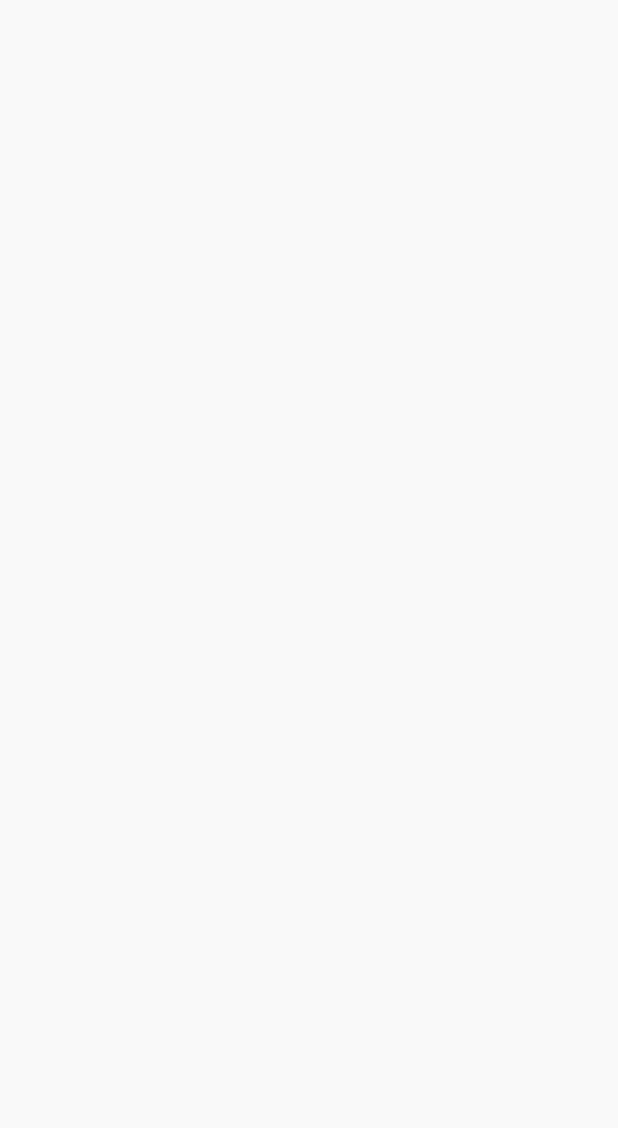
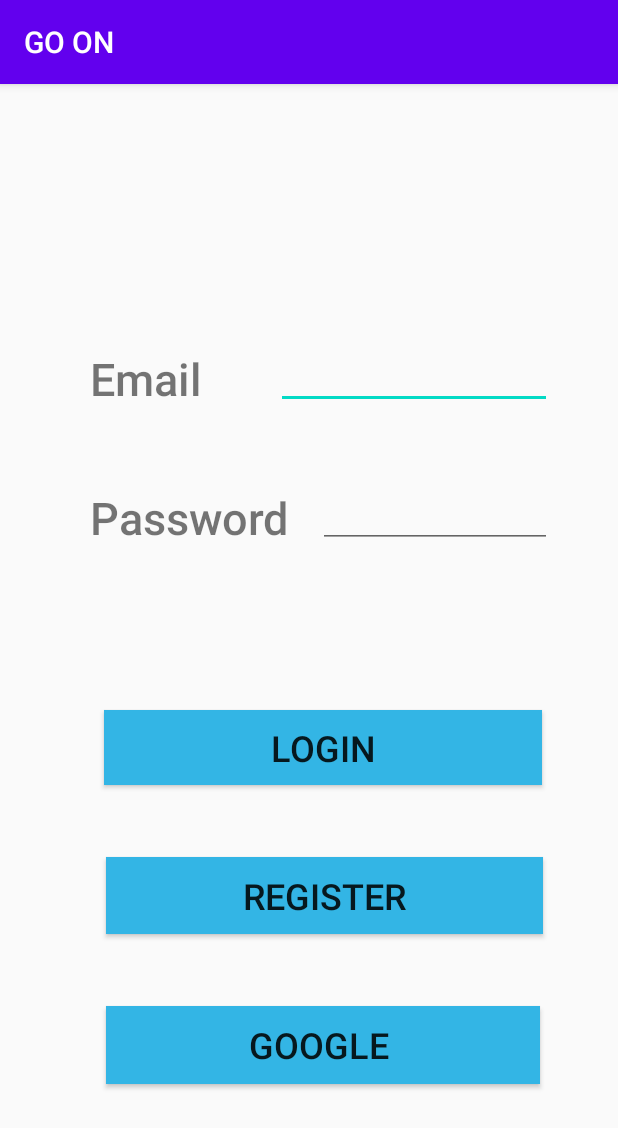
Before and after one commit to AhmedNasrHarg/Trip-Remainder-Project, an Android app: the Login screen opened directly, with no data from a screen before it, on a phone screen of 412 x 824 dp. Before the commit the part shown is empty. Shown: the top 1128 px of the screen. Run offline under Robolectric (Android 15) with nearby library versions, the phone set to English and light mode, and no system bars; our stand-ins replace Firebase (no records; nobody signed in at launch, a user with empty details on screens opened directly).

Commit message:
add login

```diff
--- a/TripRemainderProject/app/build.gradle
+++ b/TripRemainderProject/app/build.gradle
@@ -1,4 +1,5 @@
 apply plugin: 'com.android.application'
+apply plugin: 'com.google.gms.google-services'
 
 android {
     compileSdkVersion 29
@@ -33,6 +34,8 @@ dependencies {
     implementation 'androidx.constraintlayout:constraintlayout:1.1.3'
     implementation 'androidx.legacy:legacy-support-v4:1.0.0'
     implementation 'com.google.android.material:material:1.0.0'
+    implementation 'com.google.firebase:firebase-auth:19.3.0'
+    implementation 'com.google.android.gms:play-services-auth:17.0.0'
     implementation 'androidx.navigation:navigation-fragment:2.2.1'
     implementation 'androidx.navigation:navigation-ui:2.2.1'
     implementation 'androidx.lifecycle:lifecycle-extensions:2.2.0'
--- a/TripRemainderProject/app/src/main/AndroidManifest.xml
+++ b/TripRemainderProject/app/src/main/AndroidManifest.xml
@@ -1,6 +1,8 @@
 <?xml version="1.0" encoding="utf-8"?>
 <manifest xmlns:android="http://schemas.android.com/apk/res/android"
     package="com.example.trip_remainder_project">
+
+    <uses-permission android:name="android.permission.INTERNET" />
 
     <application
         android:allowBackup="true"
@@ -9,7 +11,8 @@
         android:roundIcon="@mipmap/ic_launcher_round"
         android:supportsRtl="true"
         android:theme="@style/AppTheme">
-        <activity android:name=".Views.Login.Login"></activity>
+        <activity android:name=".Views.Register.Register"></activity>
+        <activity android:name=".Views.Login.Login" />
         <activity
             android:name=".Views.SplashView.SplashScreen"
             android:theme="@style/AppTheme.SplashTheme">
@@ -23,7 +26,7 @@
         <activity android:name=".Views.HistoryView.History" />
         <activity
             android:name=".Views.HomeView.MainActivity"
-            android:label="@string/app_name"></activity>
+            android:label="@string/app_name" />
     </application>
 
 </manifest>
--- a/TripRemainderProject/app/src/main/java/com/example/trip_remainder_project/Views/Login/Login.java
+++ b/TripRemainderProject/app/src/main/java/com/example/trip_remainder_project/Views/Login/Login.java
@@ -3,14 +3,33 @@ package com.example.trip_remainder_project.Views.Login;
 import androidx.appcompat.app.AppCompatActivity;
 
 import android.os.Bundle;
+import android.widget.Button;
+import android.widget.EditText;
 
 import com.example.trip_remainder_project.R;
+import com.google.android.gms.auth.api.signin.GoogleSignInClient;
+import com.google.firebase.auth.FirebaseAuth;
 
 public class Login extends AppCompatActivity {
+    EditText emailTxt;
+    EditText passTxt;
+    Button btnLogin;
+    Button btnReg;
+    Button btnGoogle;
+    FirebaseAuth firebaseAuth;
+    GoogleSignInClient mGoogleSignInClient ;
 
     @Override
     protected void onCreate(Bundle savedInstanceState) {
         super.onCreate(savedInstanceState);
         setContentView(R.layout.activity_login);
+
+        emailTxt = findViewById(R.id.emailTxt);
+        passTxt = findViewById(R.id.passTxt);
+        btnLogin = findViewById(R.id.btnLogin);
+        btnReg = findViewById(R.id.btnReg);
+        btnGoogle = findViewById(R.id.btnGoogle);
+        firebaseAuth = FirebaseAuth.getInstance();
+
     }
 }
--- /dev/null
+++ b/TripRemainderProject/app/src/main/java/com/example/trip_remainder_project/Views/Register/Register.java
@@ -0,0 +1,16 @@
+package com.example.trip_remainder_project.Views.Register;
+
+import androidx.appcompat.app.AppCompatActivity;
+
+import android.os.Bundle;
+
+import com.example.trip_remainder_project.R;
+
+public class Register extends AppCompatActivity {
+
+    @Override
+    protected void onCreate(Bundle savedInstanceState) {
+        super.onCreate(savedInstanceState);
+        setContentView(R.layout.activity_register);
+    }
+}
--- a/TripRemainderProject/app/src/main/res/layout/activity_login.xml
+++ b/TripRemainderProject/app/src/main/res/layout/activity_login.xml
@@ -6,4 +6,101 @@
     android:layout_height="match_parent"
     tools:context=".Views.Login.Login">
 
+    <TextView
+        android:id="@+id/textView6"
+        android:layout_width="wrap_content"
+        android:layout_height="wrap_content"
+        android:layout_marginStart="60dp"
+        android:layout_marginLeft="60dp"
+        android:layout_marginTop="176dp"
+        android:fontFamily="sans-serif-medium"
+        android:text="@string/email"
+        android:textSize="30sp"
+        app:layout_constraintStart_toStartOf="parent"
+        app:layout_constraintTop_toTopOf="parent" />
+
+    <EditText
+        android:id="@+id/emailTxt"
+        android:layout_width="184dp"
+        android:layout_height="48dp"
+        android:layout_marginEnd="44dp"
+        android:layout_marginRight="44dp"
+        android:ems="10"
+        android:inputType="textEmailAddress"
+        android:textSize="18sp"
+        app:layout_constraintBottom_toBottomOf="@+id/textView6"
+        app:layout_constraintEnd_toEndOf="parent"
+        tools:text="email" />
+
+    <TextView
+        android:id="@+id/textView7"
+        android:layout_width="wrap_content"
+        android:layout_height="wrap_content"
+        android:layout_marginTop="52dp"
+        android:fontFamily="sans-serif-medium"
+        android:text="@string/psd"
+        android:textSize="30sp"
+        app:layout_constraintStart_toStartOf="@+id/textView6"
+        app:layout_constraintTop_toBottomOf="@+id/textView6" />
+
+    <EditText
+        android:id="@+id/passTxt"
+        android:layout_width="156dp"
+        android:layout_height="34dp"
+        android:layout_marginEnd="44dp"
+        android:layout_marginRight="44dp"
+        android:ems="10"
+        android:inputType="textPassword"
+        app:layout_constraintBottom_toBottomOf="@+id/textView7"
+        app:layout_constraintEnd_toEndOf="parent"
+        tools:text="password" />
+
+    <Button
+        android:id="@+id/btnLogin"
+        android:layout_width="292dp"
+        android:layout_height="50dp"
+        android:layout_marginTop="108dp"
+        android:background="@android:color/holo_blue_light"
+        android:fontFamily="sans-serif-medium"
+        android:gravity="center"
+        android:text="@string/login"
+        android:textSize="24sp"
+        app:layout_constraintEnd_toEndOf="parent"
+        app:layout_constraintHorizontal_bias="0.579"
+        app:layout_constraintStart_toStartOf="parent"
+        app:layout_constraintTop_toBottomOf="@+id/textView7" />
+
+    <Button
+        android:id="@+id/btnReg"
+        android:layout_width="291dp"
+        android:layout_height="51dp"
+        android:layout_marginStart="61dp"
+        android:layout_marginLeft="61dp"
+        android:layout_marginTop="48dp"
+        android:layout_marginEnd="44dp"
+        android:layout_marginRight="44dp"
+        android:background="@android:color/holo_blue_light"
+        android:fontFamily="sans-serif-medium"
+        android:gravity="center"
+        android:text="@string/btn"
+        android:textSize="24sp"
+        app:layout_constraintEnd_toEndOf="parent"
+        app:layout_constraintHorizontal_bias="0.588"
+        app:layout_constraintStart_toStartOf="parent"
+        app:layout_constraintTop_toBottomOf="@+id/btnLogin" />
+
+    <Button
+        android:id="@+id/btnGoogle"
+        android:layout_width="289dp"
+        android:layout_height="52dp"
+        android:layout_marginTop="48dp"
+        android:background="@android:color/holo_blue_light"
+        android:fontFamily="sans-serif-medium"
+        android:gravity="center"
+        android:text="@string/google"
+        android:textSize="24sp"
+        app:layout_constraintEnd_toEndOf="parent"
+        app:layout_constraintHorizontal_bias="0.574"
+        app:layout_constraintStart_toStartOf="parent"
+        app:layout_constraintTop_toBottomOf="@+id/btnReg" />
 </androidx.constraintlayout.widget.ConstraintLayout>
--- /dev/null
+++ b/TripRemainderProject/app/src/main/res/layout/activity_register.xml
@@ -0,0 +1,9 @@
+<?xml version="1.0" encoding="utf-8"?>
+<androidx.constraintlayout.widget.ConstraintLayout xmlns:android="http://schemas.android.com/apk/res/android"
+    xmlns:app="http://schemas.android.com/apk/res-auto"
+    xmlns:tools="http://schemas.android.com/tools"
+    android:layout_width="match_parent"
+    android:layout_height="match_parent"
+    tools:context=".Views.Register.Register">
+
+</androidx.constraintlayout.widget.ConstraintLayout>
--- a/TripRemainderProject/app/src/main/res/values/strings.xml
+++ b/TripRemainderProject/app/src/main/res/values/strings.xml
@@ -1,5 +1,5 @@
 <resources>
-    <string name="app_name">Tripawy</string>
+    <string name="app_name" translatable="false">GO ON</string>
     <string name="open">Open</string>
     <string name="close">Close</string>
     <string name="title_activity_home">Home</string>
@@ -15,4 +15,10 @@
     <string name="menu_slideshow">Slideshow</string>
 
     <string name="home_second">Home Second</string>
+    <string name="email">Email</string>
+    <string name="psd">Password</string>
+    <string name="btn">Register</string>
+    <string name="login">Login</string>
+    <string name="google">"Google "</string>
+    <string name="name">GO ON</string>
 </resources>
--- a/TripRemainderProject/app/src/main/res/values/styles.xml
+++ b/TripRemainderProject/app/src/main/res/values/styles.xml
@@ -1,7 +1,7 @@
 <resources>
 
     <!-- Base application theme. -->
-    <style name="AppTheme" parent="Theme.AppCompat.Light.NoActionBar">
+    <style name="AppTheme" parent="Base.Theme.AppCompat.Light.DarkActionBar">
         <!-- Customize your theme here. -->
         <item name="colorPrimary">@color/colorPrimary</item>
         <item name="colorPrimaryDark">@color/colorPrimaryDark</item>
--- a/TripRemainderProject/build.gradle
+++ b/TripRemainderProject/build.gradle
@@ -9,7 +9,7 @@ buildscript {
     }
     dependencies {
         classpath 'com.android.tools.build:gradle:3.6.1'
-
+        classpath 'com.google.gms:google-services:4.3.3'
 
         // NOTE: Do not place your application dependencies here; they belong
         // in the individual module build.gradle files
```
Also changed, not shown: 1 other file.
